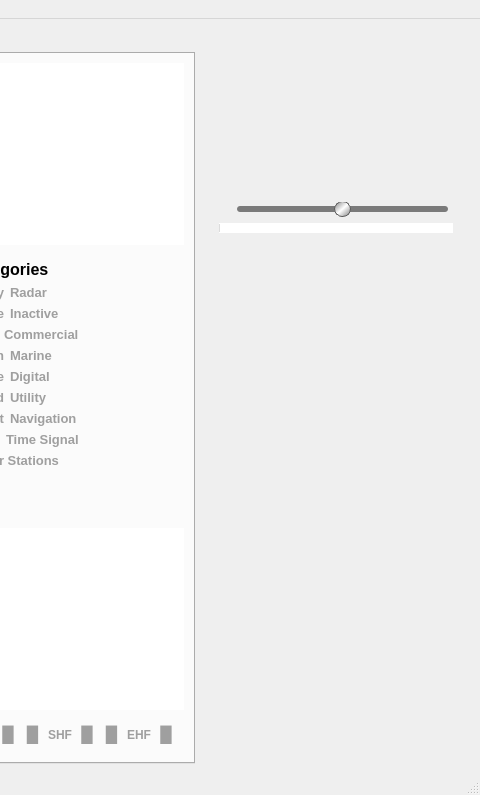
vbrizgamnk/Artemis, file src/artemis.ui: the form before one commit; both pictures show x 978 to 1458 and y 0 to 795 of the 1458 by 795 pixel window.
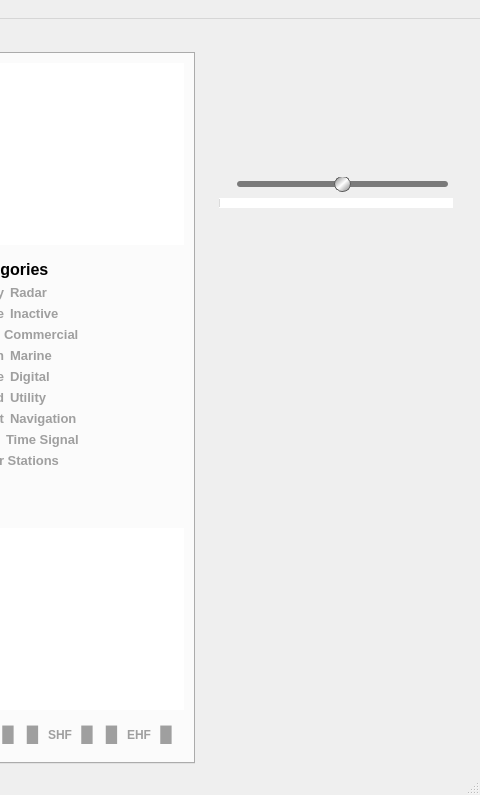
The form after the commit. Icons and pictures are not drawn. Custom widgets are drawn as their Qt base class.

Commit message: Close #3 Implement a loop functionality for audio samples

```diff
--- a/src/artemis.ui
+++ b/src/artemis.ui
@@ -9177,8 +9177,8 @@
       <property name="styleSheet">
        <string notr="true"/>
       </property>
-      <layout class="QVBoxLayout" name="verticalLayout">
-       <item>
+      <layout class="QGridLayout" name="gridLayout_11">
+       <item row="0" column="0">
         <widget class="QWidget" name="audio_widget" native="true">
          <property name="sizePolicy">
           <sizepolicy hsizetype="Preferred" vsizetype="Fixed">
@@ -9199,34 +9199,6 @@
 }</string>
          </property>
          <layout class="QGridLayout" name="gridLayout_3">
-          <item row="3" column="0" colspan="3">
-           <widget class="QProgressBar" name="audio_progress">
-            <property name="enabled">
-             <bool>false</bool>
-            </property>
-            <property name="sizePolicy">
-             <sizepolicy hsizetype="Expanding" vsizetype="Fixed">
-              <horstretch>0</horstretch>
-              <verstretch>0</verstretch>
-             </sizepolicy>
-            </property>
-            <property name="maximumSize">
-             <size>
-              <width>16777215</width>
-              <height>10</height>
-             </size>
-            </property>
-            <property name="styleSheet">
-             <string notr="true"/>
-            </property>
-            <property name="value">
-             <number>0</number>
-            </property>
-            <property name="textVisible">
-             <bool>false</bool>
-            </property>
-           </widget>
-          </item>
           <item row="0" column="0">
            <widget class="QPushButton" name="play">
             <property name="enabled">
@@ -9240,8 +9212,8 @@
             </property>
             <property name="minimumSize">
              <size>
-              <width>70</width>
-              <height>70</height>
+              <width>45</width>
+              <height>45</height>
              </size>
             </property>
             <property name="text">
@@ -9265,8 +9237,8 @@
             </property>
             <property name="minimumSize">
              <size>
-              <width>70</width>
-              <height>70</height>
+              <width>45</width>
+              <height>45</height>
              </size>
             </property>
             <property name="text">
@@ -9290,8 +9262,8 @@
             </property>
             <property name="minimumSize">
              <size>
-              <width>70</width>
-              <height>70</height>
+              <width>45</width>
+              <height>45</height>
              </size>
             </property>
             <property name="text">
@@ -9299,7 +9271,57 @@
             </property>
            </widget>
           </item>
-          <item row="2" column="0" colspan="3">
+          <item row="0" column="3">
+           <widget class="QPushButton" name="loop">
+            <property name="sizePolicy">
+             <sizepolicy hsizetype="Minimum" vsizetype="Preferred">
+              <horstretch>0</horstretch>
+              <verstretch>0</verstretch>
+             </sizepolicy>
+            </property>
+            <property name="minimumSize">
+             <size>
+              <width>45</width>
+              <height>45</height>
+             </size>
+            </property>
+            <property name="text">
+             <string/>
+            </property>
+            <property name="checkable">
+             <bool>true</bool>
+            </property>
+           </widget>
+          </item>
+          <item row="2" column="0" colspan="4">
+           <widget class="QProgressBar" name="audio_progress">
+            <property name="enabled">
+             <bool>false</bool>
+            </property>
+            <property name="sizePolicy">
+             <sizepolicy hsizetype="Expanding" vsizetype="Fixed">
+              <horstretch>0</horstretch>
+              <verstretch>0</verstretch>
+             </sizepolicy>
+            </property>
+            <property name="maximumSize">
+             <size>
+              <width>16777215</width>
+              <height>10</height>
+             </size>
+            </property>
+            <property name="styleSheet">
+             <string notr="true"/>
+            </property>
+            <property name="value">
+             <number>0</number>
+            </property>
+            <property name="textVisible">
+             <bool>false</bool>
+            </property>
+           </widget>
+          </item>
+          <item row="1" column="0" colspan="4">
            <layout class="QHBoxLayout" name="horizontalLayout">
             <item>
              <widget class="QLabel" name="volume_label">
@@ -9368,7 +9390,7 @@
          </layout>
         </widget>
        </item>
-       <item>
+       <item row="1" column="0">
         <widget class="QLabel" name="spectrogram">
          <property name="sizePolicy">
           <sizepolicy hsizetype="Preferred" vsizetype="Preferred">
```
The commit also changes 2 other files.
